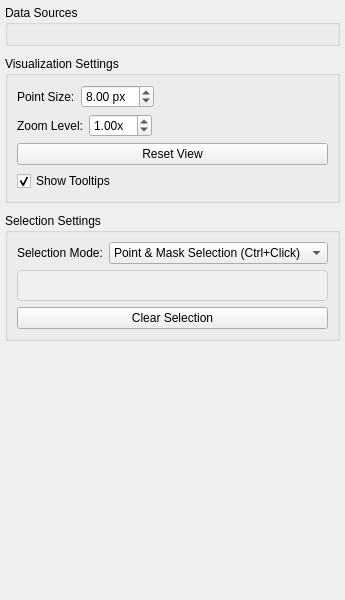
Qt form src/WhiskerToolbox/Analysis_Dashboard/Widgets/SpatialOverlayPlotWidget/SpatialOverlayPlotPropertiesWidget.ui (paulmthompson/WhiskerToolbox) before a commit.
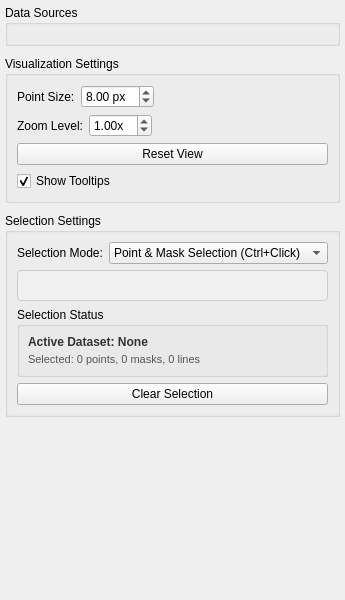
The same form after that commit. Custom widgets are drawn as their Qt base class.

Commit message: The total number of selected objects now appears

```diff
--- a/src/WhiskerToolbox/Analysis_Dashboard/Widgets/SpatialOverlayPlotWidget/SpatialOverlayPlotPropertiesWidget.ui
+++ b/src/WhiskerToolbox/Analysis_Dashboard/Widgets/SpatialOverlayPlotWidget/SpatialOverlayPlotPropertiesWidget.ui
@@ -252,6 +252,53 @@
         </property>
        </widget>
       </item>
+      <item>
+       <widget class="QGroupBox" name="selection_status_group">
+        <property name="title">
+         <string>Selection Status</string>
+        </property>
+        <property name="maximumHeight">
+         <number>80</number>
+        </property>
+        <layout class="QVBoxLayout" name="selection_status_layout">
+         <property name="spacing">
+          <number>4</number>
+         </property>
+         <property name="leftMargin">
+          <number>8</number>
+         </property>
+         <property name="topMargin">
+          <number>8</number>
+         </property>
+         <property name="rightMargin">
+          <number>8</number>
+         </property>
+         <property name="bottomMargin">
+          <number>8</number>
+         </property>
+         <item>
+          <widget class="QLabel" name="active_dataset_label">
+           <property name="text">
+            <string>Active Dataset: None</string>
+           </property>
+           <property name="styleSheet">
+            <string notr="true">QLabel { font-weight: bold; color: #333; }</string>
+           </property>
+          </widget>
+         </item>
+         <item>
+          <widget class="QLabel" name="selection_count_label">
+           <property name="text">
+            <string>Selected: 0 points, 0 masks, 0 lines</string>
+           </property>
+           <property name="styleSheet">
+            <string notr="true">QLabel { color: #555; font-size: 11px; }</string>
+           </property>
+          </widget>
+         </item>
+        </layout>
+       </widget>
+      </item>
       <item>
        <widget class="QPushButton" name="clear_selection_button">
         <property name="text">
```
The commit also changes 3 other files.
